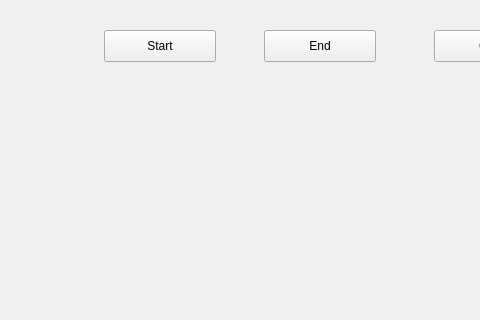
Qt form mainwindow.ui (TeoMoisi/MouseControl) before a commit; both pictures show x 106 to 586 and y 0 to 320 of the 800 by 600 pixel window.
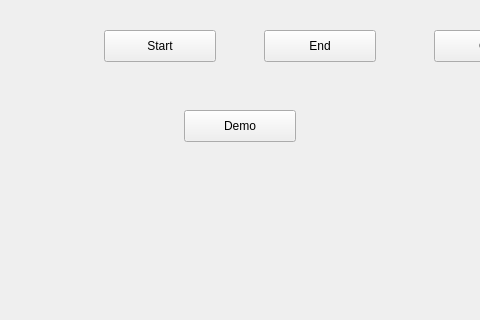
The same form after that commit.

Commit message: Demo feature added

Patch:
```diff
--- a/mainwindow.ui
+++ b/mainwindow.ui
@@ -53,6 +53,19 @@
      <string>Quit</string>
     </property>
    </widget>
+   <widget class="QPushButton" name="pushButton">
+    <property name="geometry">
+     <rect>
+      <x>290</x>
+      <y>110</y>
+      <width>112</width>
+      <height>32</height>
+     </rect>
+    </property>
+    <property name="text">
+     <string>Demo</string>
+    </property>
+   </widget>
   </widget>
   <widget class="QMenuBar" name="menubar">
    <property name="geometry">
```
The commit also changes 5 other files.
